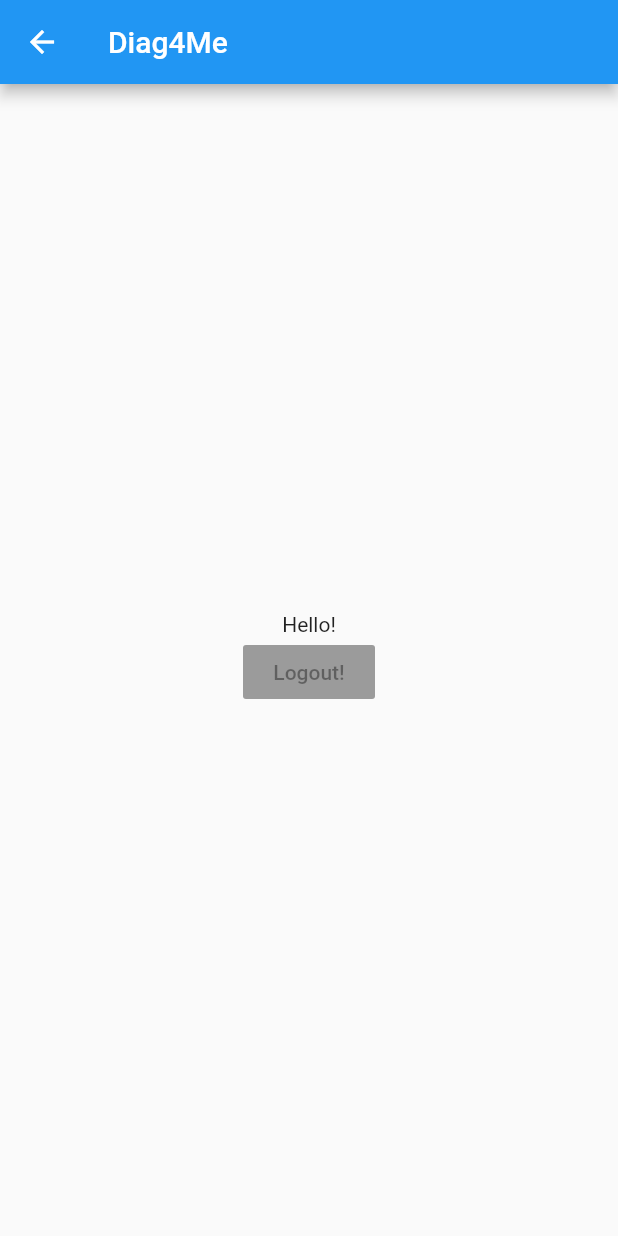
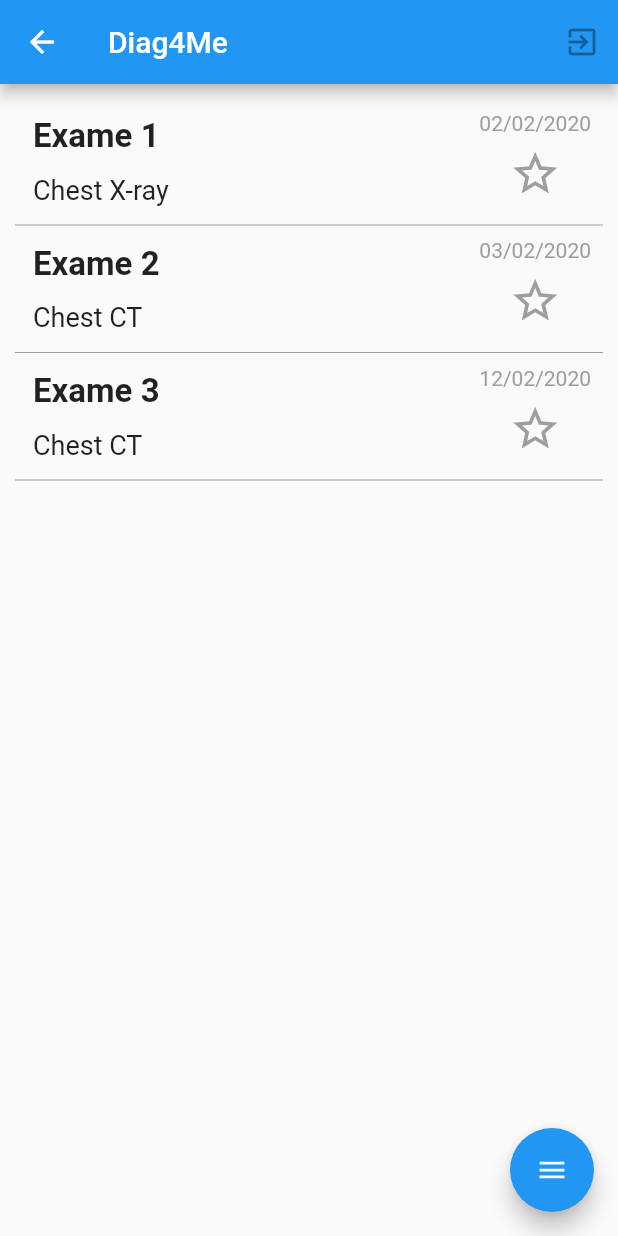
Before and after one commit to latived/diag4me, a Flutter app: the HomePage screen opened directly, on a phone screen of 412 x 824 dp. Run offline on Flutter 3.47's test engine with Material 2 defaults, Android fonts, the phone set to English and light mode, and no system bars; drawn by our look-alikes of flutter_speed_dial; our stand-ins replace firebase_auth; accounts and stored records are empty.

Commit message:
- Adds a basic list of exams; - Moves logout to the app bar; - Adds a button to create new exams.

```diff
--- a/diagnose4me/lib/main.dart
+++ b/diagnose4me/lib/main.dart
@@ -4,9 +4,7 @@ import 'services/authentication.dart';
 
 void main() => runApp(MyApp());
 
-
 class MyApp extends StatelessWidget {
-
   @override
   Widget build(BuildContext context) {
     return MaterialApp(
--- a/diagnose4me/lib/pages/home_page.dart
+++ b/diagnose4me/lib/pages/home_page.dart
@@ -1,5 +1,6 @@
 import 'package:diagnose4me/services/authentication.dart';
 import 'package:flutter/material.dart';
+import 'package:flutter_speed_dial/flutter_speed_dial.dart';
 
 class HomePage extends StatelessWidget {
   HomePage({this.userId, this.auth, this.logoutCallback});
@@ -7,25 +8,96 @@ class HomePage extends StatelessWidget {
   final String userId;
   final BaseAuth auth;
   final VoidCallback logoutCallback;
+  final sendersList = ["Exame 1", "Exame 2", "Exame 3"];
+  final subjectList = ["Chest X-ray", "Chest CT", "Chest CT"];
+  final datesList = ["02/02/2020", "03/02/2020", "12/02/2020"];
 
   @override
   Widget build(BuildContext context) {
     return Scaffold(
-      appBar: AppBar(
-        title: Text('Diag4Me'),
+      appBar: AppBar(title: Text('Diag4Me'), actions: <Widget>[
+        IconButton(
+          icon: Icon(Icons.exit_to_app),
+          onPressed: logoutCallback,
+        ),
+      ]),
+      body: Container(
+        padding: EdgeInsets.fromLTRB(10, 10, 10, 0),
+        width: double.maxFinite,
+        child: ListView.builder(
+          itemBuilder: (context, position) {
+            return Column(
+              children: <Widget>[
+                Row(
+                  mainAxisAlignment: MainAxisAlignment.spaceBetween,
+                  children: <Widget>[
+                    Column(
+                      crossAxisAlignment: CrossAxisAlignment.start,
+                      children: <Widget>[
+                        Padding(
+                          padding:
+                              const EdgeInsets.fromLTRB(12.0, 12.0, 12.0, 6.0),
+                          child: Text(
+                            sendersList[position],
+                            style: TextStyle(
+                                fontSize: 22.0, fontWeight: FontWeight.bold),
+                          ),
+                        ),
+                        Padding(
+                          padding:
+                              const EdgeInsets.fromLTRB(12.0, 6.0, 12.0, 12.0),
+                          child: Text(
+                            subjectList[position],
+                            style: TextStyle(fontSize: 18.0),
+                          ),
+                        ),
+                      ],
+                    ),
+                    Padding(
+                      padding: const EdgeInsets.all(8.0),
+                      child: Column(
+                        mainAxisAlignment: MainAxisAlignment.spaceEvenly,
+                        children: <Widget>[
+                          Text(
+                            datesList[position],
+                            style: TextStyle(color: Colors.grey),
+                          ),
+                          Padding(
+                            padding: const EdgeInsets.all(8.0),
+                            child: Icon(
+                              Icons.star_border,
+                              size: 35.0,
+                              color: Colors.grey,
+                            ),
+                          ),
+                        ],
+                      ),
+                    ),
+                  ],
+                ),
+                Divider(
+                  height: 2.0,
+                  color: Colors.grey,
+                )
+              ],
+            );
+          },
+          itemCount: sendersList.length,
+        ),
       ),
-      body: Container(
-        alignment: Alignment.center,
-        child: Column(
-          mainAxisAlignment: MainAxisAlignment.center,
-          children: <Widget>[
-            Text('Hello!'),
-            RaisedButton(
-              child: Text('Logout!'),
-              onPressed: logoutCallback,
-            )
-          ],
-        )
+      floatingActionButton: SpeedDial(
+        animatedIcon: AnimatedIcons.menu_close,
+        animatedIconTheme: IconThemeData(size: 22.0),
+        children: [
+          SpeedDialChild(
+              child: Icon(Icons.insert_photo),
+              label: "Foto de Exame",
+              onTap: () => print("Camera")),
+          SpeedDialChild(
+              child: Icon(Icons.insert_drive_file),
+              label: "Upload de Exame",
+              onTap: () => print("Documento"))
+        ],
       ),
     );
   }
--- a/diagnose4me/pubspec.yaml
+++ b/diagnose4me/pubspec.yaml
@@ -21,6 +21,8 @@ dependencies:
     sdk: flutter
   firebase_auth: 0.15.4
   firebase_database: 3.1.1
+  flutter_speed_dial: ^1.2.5
+  file_picker: ^1.4.3+2
 
   # The following adds the Cupertino Icons font to your application.
   # Use with the CupertinoIcons class for iOS style icons.
```
Also changed, not shown: diagnose4me/lib/pages/login_signup_page.dart (+3 -4 lines), diagnose4me/pubspec.lock.
